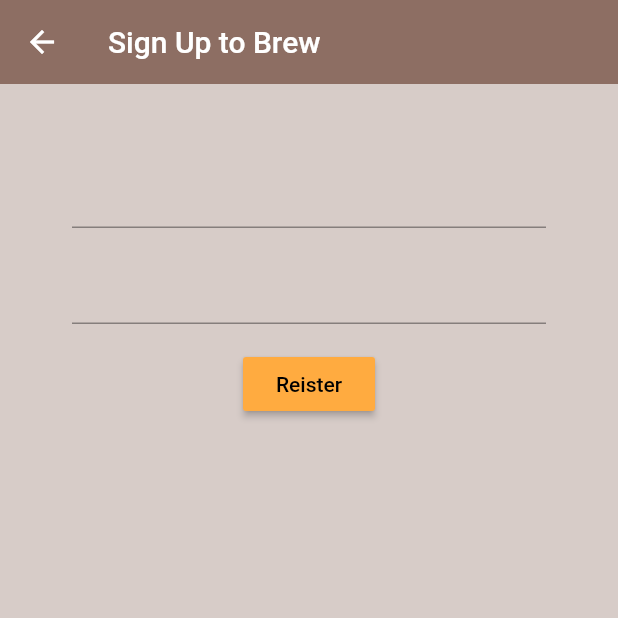
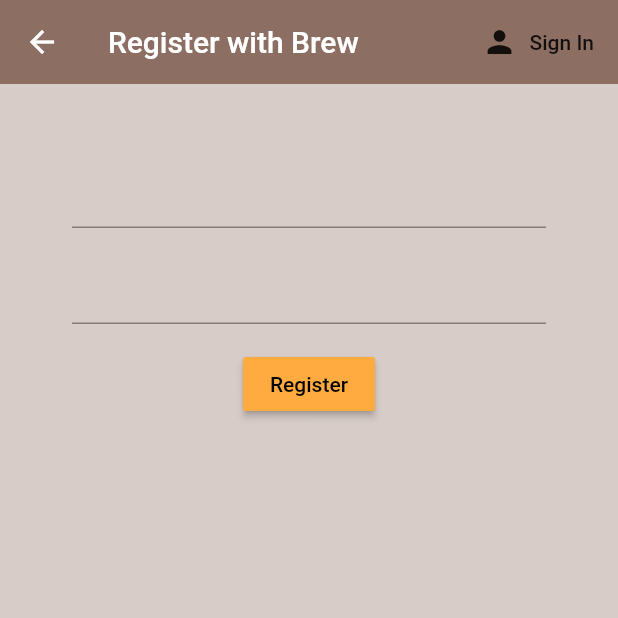
Before and after one commit to patelprashant/brew_me_coffee, a Flutter app: the Register screen opened directly, on a phone screen of 412 x 824 dp, the top half of it. Run offline on Flutter 3.47's test engine with Material 2 defaults, Android fonts, the phone set to English and light mode, and no system bars; our stand-ins replace firebase_auth; accounts and stored records are empty.

Commit message:
Switching between register and sign in form with toggle state var and function.

```diff
--- a/lib/screens/authentication/register.dart
+++ b/lib/screens/authentication/register.dart
@@ -2,6 +2,10 @@ import 'package:brew_me_coffee/services/auth.dart';
 import 'package:flutter/material.dart';
 
 class Register extends StatefulWidget {
+  final Function toggleSignIn;
+
+  const Register({this.toggleSignIn});
+
   @override
   _RegisterState createState() => _RegisterState();
 }
@@ -20,7 +24,16 @@ class _RegisterState extends State<Register> {
       appBar: AppBar(
         backgroundColor: Colors.brown[400],
         elevation: 0.0,
-        title: Text('Sign Up to Brew'),
+        title: Text('Register with Brew'),
+        actions: <Widget>[
+          FlatButton.icon(
+            onPressed: () {
+              widget.toggleSignIn();
+            },
+            icon: Icon(Icons.person),
+            label: Text('Sign In'),
+          )
+        ],
       ),
       body: Container(
         padding: EdgeInsets.symmetric(vertical: 24.0, horizontal: 48.0),
@@ -56,7 +69,7 @@ class _RegisterState extends State<Register> {
                 },
                 color: Colors.orangeAccent,
                 child: Text(
-                  'Reister',
+                  'Register',
                   style: TextStyle(color: Colors.black),
                 ),
               ),
```
Also changed, not shown: lib/screens/authentication/authentication.dart (+12 -3 lines), lib/screens/authentication/sign_in.dart (+13 -0 lines).
